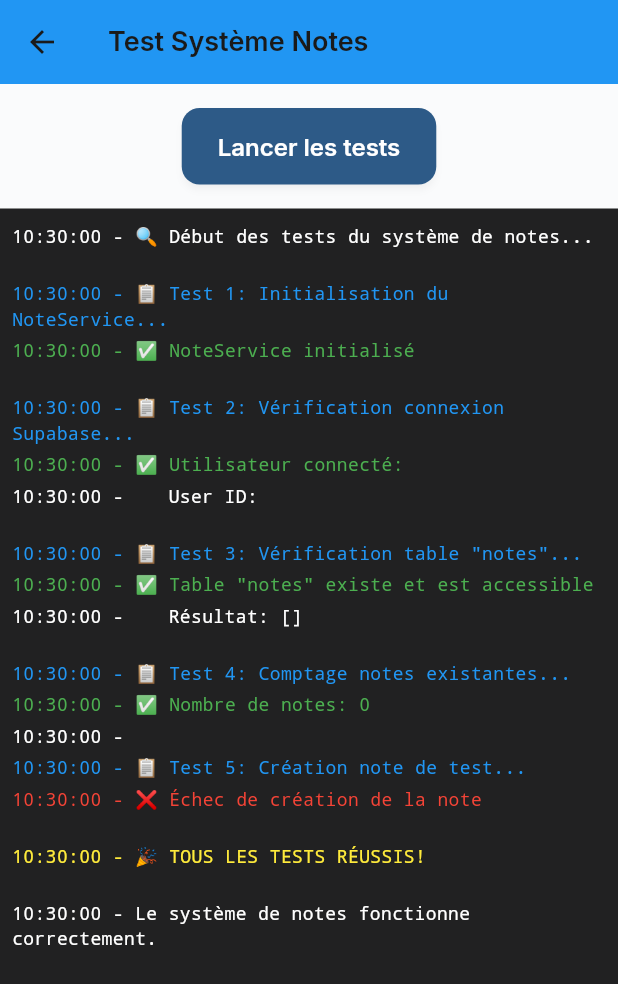
After one commit to Xprriacst/dailygrowth-v2, a Flutter app: the TestNotesWidget screen opened by its route, after a tap on "Lancer les tests", on a phone screen of 412 x 824 dp. The commit adds this screen. Shown: the top 984 px of the screen. Run offline on Flutter 3.47's test engine with Material 3 defaults, Android fonts, the phone set to English and light mode, and no system bars; our stand-ins replace cached_network_image, connectivity_plus, dio, fl_chart, flutter_local_notifications, flutter_svg and 7 more; missing offline and left inert: cron, dart:html, dart:js, dart:js_util, universal_html; accounts and stored records are empty; statements that could not run were skipped; project files that could hold a hidden picture were left out.

Commit message:
debug: Ajouter widget de test pour le système de notes
🔍 WIDGET DE DEBUG AJOUTÉ:
- Nouveau widget TestNotesWidget pour diagnostiquer les problèmes
- Tests automatiques: connexion DB, création, lecture, mise à jour, suppression
- Logs détaillés avec codes couleur (vert=succès, rouge=erreur)
- Accessible via bouton 'TEST: Système Notes' dans le profil

🎯 COMMENT UTILISER:
1. Aller dans Profil
2. Cliquer sur le bouton orange 'TEST: Système Notes'
3. Cliquer sur 'Lancer les tests'
4. Observer les logs pour identifier le problème

📋 TESTS EFFECTUÉS:
- ✅ Initialisation NoteService
- ✅ Vérification connexion utilisateur
- ✅ Vérification existence table 'notes'
- ✅ Comptage notes existantes
- ✅ Création note de test
- ✅ Récupération note
- ✅ Mise à jour note
- ✅ Suppression note

⚠️ SI ERREUR 'Table notes inaccessible':
Solution: Appliquer la migration avec 'supabase db push'

🗂️ FICHIERS:
- lib/debug/test_notes_widget.dart (nouveau)
- lib/routes/app_routes.dart (route /test-notes ajoutée)
- lib/presentation/user_profile/user_profile.dart (bouton test ajouté)

```diff
--- /dev/null
+++ b/lib/debug/test_notes_widget.dart
@@ -0,0 +1,209 @@
+import 'package:flutter/material.dart';
+import 'package:supabase_flutter/supabase_flutter.dart';
+import '../services/note_service.dart';
+import '../models/note.dart';
+
+/// Widget de test pour vérifier le système de notes
+/// À utiliser temporairement pour debug
+class TestNotesWidget extends StatefulWidget {
+  const TestNotesWidget({Key? key}) : super(key: key);
+
+  @override
+  State<TestNotesWidget> createState() => _TestNotesWidgetState();
+}
+
+class _TestNotesWidgetState extends State<TestNotesWidget> {
+  final NoteService _noteService = NoteService();
+  final List<String> _logs = [];
+  bool _isRunning = false;
+
+  void _addLog(String message) {
+    setState(() {
+      _logs.add('${DateTime.now().toString().substring(11, 19)} - $message');
+    });
+    debugPrint(message);
+  }
+
+  Future<void> _runTests() async {
+    setState(() {
+      _isRunning = true;
+      _logs.clear();
+    });
+
+    _addLog('🔍 Début des tests du système de notes...\n');
+
+    try {
+      // Test 1: Initialize service
+      _addLog('📋 Test 1: Initialisation du NoteService...');
+      await _noteService.initialize();
+      _addLog('✅ NoteService initialisé\n');
+
+      // Test 2: Check Supabase connection
+      _addLog('📋 Test 2: Vérification connexion Supabase...');
+      final supabase = Supabase.instance.client;
+      final user = supabase.auth.currentUser;
+
+      if (user == null) {
+        _addLog('❌ Aucun utilisateur connecté!');
+        _addLog('   Vous devez vous connecter d\'abord\n');
+        setState(() => _isRunning = false);
+        return;
+      }
+
+      _addLog('✅ Utilisateur connecté: ${user.email}');
+      _addLog('   User ID: ${user.id}\n');
+
+      // Test 3: Check if table exists
+      _addLog('📋 Test 3: Vérification table "notes"...');
+      try {
+        final result = await supabase
+            .from('notes')
+            .select('id')
+            .limit(1);
+        _addLog('✅ Table "notes" existe et est accessible');
+        _addLog('   Résultat: ${result.toString()}\n');
+      } catch (e) {
+        _addLog('❌ ERREUR: Table "notes" inaccessible!');
+        _addLog('   Détails: $e');
+        _addLog('   🔧 Solution: Appliquer la migration:');
+        _addLog('   supabase db push\n');
+        setState(() => _isRunning = false);
+        return;
+      }
+
+      // Test 4: Count existing notes
+      _addLog('📋 Test 4: Comptage notes existantes...');
+      final notes = await _noteService.getAllNotes();
+      _addLog('✅ Nombre de notes: ${notes.length}');
+      if (notes.isNotEmpty) {
+        _addLog('   Aperçu:');
+        for (var i = 0; i < notes.length && i < 3; i++) {
+          final note = notes[i];
+          final preview = note.content.length > 40
+              ? '${note.content.substring(0, 40)}...'
+              : note.content;
+          _addLog('   ${i + 1}. $preview');
+        }
+      }
+      _addLog('');
+
+      // Test 5: Create test note
+      _addLog('📋 Test 5: Création note de test...');
+      final testContent = 'Note de test ${DateTime.now().toIso8601String()}';
+      final createdNote = await _noteService.createNote(
+        content: testContent,
+      );
+
+      if (createdNote != null) {
+        _addLog('✅ Note créée avec succès!');
+        _addLog('   ID: ${createdNote.id}');
+        _addLog('   Contenu: ${createdNote.content}\n');
+
+        // Test 6: Retrieve the note
+        _addLog('📋 Test 6: Récupération de la note...');
+        final allNotes = await _noteService.getAllNotes();
+        final foundNote = allNotes.firstWhere(
+          (n) => n.id == createdNote.id,
+          orElse: () => throw Exception('Note non trouvée'),
+        );
+        _addLog('✅ Note récupérée avec succès\n');
+
+        // Test 7: Update the note
+        _addLog('📋 Test 7: Mise à jour de la note...');
+        final updatedNote = await _noteService.updateNote(
+          noteId: createdNote.id!,
+          content: '$testContent (modifiée)',
+        );
+        if (updatedNote != null) {
+          _addLog('✅ Note mise à jour\n');
+        }
+
+        // Test 8: Delete the note
+        _addLog('📋 Test 8: Suppression de la note...');
+        final deleted = await _noteService.deleteNote(createdNote.id!);
+        if (deleted) {
+          _addLog('✅ Note supprimée\n');
+        }
+      } else {
+        _addLog('❌ Échec de création de la note\n');
+      }
+
+      _addLog('🎉 TOUS LES TESTS RÉUSSIS!\n');
+      _addLog('Le système de notes fonctionne correctement.');
+
+    } catch (e, stackTrace) {
+      _addLog('❌ ERREUR CRITIQUE: $e');
+      _addLog('Stack trace: $stackTrace');
+    }
+
+    setState(() => _isRunning = false);
+  }
+
+  @override
+  Widget build(BuildContext context) {
+    return Scaffold(
+      appBar: AppBar(
+        title: const Text('Test Système Notes'),
+        backgroundColor: Colors.blue,
+      ),
+      body: Column(
+        children: [
+          Padding(
+            padding: const EdgeInsets.all(16.0),
+            child: ElevatedButton(
+              onPressed: _isRunning ? null : _runTests,
+              child: _isRunning
+                  ? const Row(
+                      mainAxisSize: MainAxisSize.min,
+                      children: [
+                        SizedBox(
+                          width: 20,
+                          height: 20,
+                          child: CircularProgressIndicator(strokeWidth: 2),
+                        ),
+                        SizedBox(width: 8),
+                        Text('Tests en cours...'),
+                      ],
+                    )
+                  : const Text('Lancer les tests'),
+            ),
+          ),
+          Expanded(
+            child: Container(
+              color: Colors.black87,
+              child: ListView.builder(
+                padding: const EdgeInsets.all(8),
+                itemCount: _logs.length,
+                itemBuilder: (context, index) {
+                  final log = _logs[index];
+                  Color color = Colors.white;
+                  if (log.contains('✅')) {
+                    color = Colors.green;
+                  } else if (log.contains('❌')) {
+                    color = Colors.red;
+                  } else if (log.contains('📋')) {
+                    color = Colors.blue;
+                  } else if (log.contains('🎉')) {
+                    color = Colors.yellow;
+                  }
+
+                  return Padding(
+                    padding: const EdgeInsets.symmetric(vertical: 2),
+                    child: Text(
+                      log,
+                      style: TextStyle(
+                        color: color,
+                        fontSize: 12,
+                        fontFamily: 'monospace',
+                      ),
+                    ),
+                  );
+                },
+              ),
+            ),
+          ),
+        ],
+      ),
+    );
+  }
+}
--- a/lib/presentation/user_profile/user_profile.dart
+++ b/lib/presentation/user_profile/user_profile.dart
@@ -304,6 +304,42 @@ class _UserProfileState extends State<UserProfile> {
                             ]),
 
                           SizedBox(height: 4.h),
+
+                          // DEBUG: Test Notes Button
+                          Container(
+                            margin: EdgeInsets.symmetric(horizontal: 6.w),
+                            width: double.infinity,
+                            child: ElevatedButton(
+                              onPressed: () {
+                                Navigator.pushNamed(context, '/test-notes');
+                              },
+                              style: ElevatedButton.styleFrom(
+                                backgroundColor:
+                                    AppTheme.lightTheme.colorScheme.secondary,
+                                foregroundColor: Colors.white,
+                                padding: EdgeInsets.symmetric(vertical: 2.h),
+                                shape: RoundedRectangleBorder(
+                                  borderRadius: BorderRadius.circular(12))),
+                              child: Row(
+                                mainAxisAlignment: MainAxisAlignment.center,
+                                children: [
+                                  CustomIconWidget(
+                                    iconName: 'bug_report',
+                                    color: Colors.white,
+                                    size: 5.w),
+                                  SizedBox(width: 2.w),
+                                  Text(
+                                    'TEST: Système Notes',
+                                    style: AppTheme.lightTheme.textTheme.bodyLarge
+                                        ?.copyWith(
+                                      fontWeight: FontWeight.w600,
+                                      color: Colors.white)),
+                                ],
+                              ),
+                            ),
+                          ),
+
+                          SizedBox(height: 2.h),
 
                           // Logout Button
                           Container(
--- a/lib/routes/app_routes.dart
+++ b/lib/routes/app_routes.dart
@@ -12,6 +12,7 @@ import '../presentation/admin_panel/admin_panel.dart';
 import '../presentation/reset_password/reset_password_screen.dart';
 import '../presentation/challenge_selection/challenge_selection_screen.dart';
 import '../presentation/notes/notes_screen.dart';
+import '../debug/test_notes_widget.dart';
 
 class AppRoutes {
   // Route constants
@@ -27,6 +28,7 @@ class AppRoutes {
   static const String resetPassword = '/reset-password';
   static const String challengeSelection = '/challenge-selection';
   static const String notes = '/notes';
+  static const String testNotes = '/test-notes';
 
   // Route map
   static Map<String, WidgetBuilder> get routes => {
@@ -42,6 +44,7 @@ class AppRoutes {
         resetPassword: (context) => const ResetPasswordScreen(),
         challengeSelection: (context) => const ChallengeSelectionScreen(),
         notes: (context) => const NotesScreen(),
+        testNotes: (context) => const TestNotesWidget(),
       };
 
   // Initial route
```
Also changed, not shown: test_notes_db.dart (added, +106 -0 lines).
